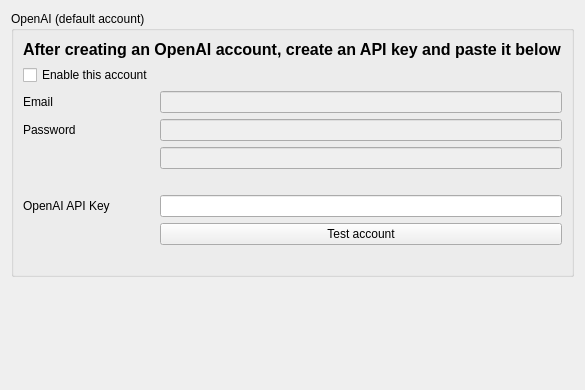
The window that galacteek/ui/forms/settings_ai.ui (pinnaculum/galacteek) describes before a commit, drawn with Qt 5.
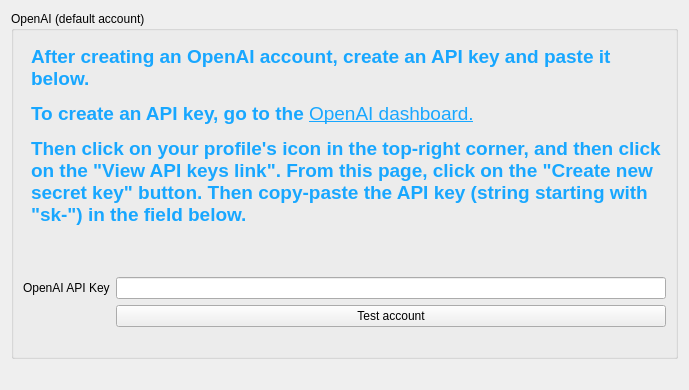
The same window after the commit.

What changed in the file:
```diff
--- a/galacteek/ui/forms/settings_ai.ui
+++ b/galacteek/ui/forms/settings_ai.ui
@@ -6,7 +6,7 @@
    <rect>
     <x>0</x>
     <y>0</y>
-    <width>554</width>
+    <width>689</width>
     <height>390</height>
    </rect>
   </property>
@@ -24,28 +24,7 @@
        <layout class="QGridLayout" name="gridLayout_2">
         <item row="1" column="0">
          <layout class="QGridLayout" name="gridLayout">
-          <item row="3" column="0">
-           <widget class="QLabel" name="label_4">
-            <property name="text">
-             <string/>
-            </property>
-           </widget>
-          </item>
-          <item row="0" column="0">
-           <widget class="QCheckBox" name="checkBox">
-            <property name="text">
-             <string>Enable this account</string>
-            </property>
-           </widget>
-          </item>
-          <item row="2" column="1">
-           <widget class="QLineEdit" name="openaiPassword">
-            <property name="enabled">
-             <bool>false</bool>
-            </property>
-           </widget>
-          </item>
-          <item row="4" column="1">
+          <item row="1" column="1">
            <spacer name="verticalSpacer_2">
             <property name="orientation">
              <enum>Qt::Vertical</enum>
@@ -58,10 +37,24 @@
             </property>
            </spacer>
           </item>
-          <item row="5" column="1">
+          <item row="4" column="1">
+           <widget class="QLabel" name="testAccountResult">
+            <property name="text">
+             <string/>
+            </property>
+           </widget>
+          </item>
+          <item row="2" column="1">
            <widget class="QLineEdit" name="openaiApiKey"/>
           </item>
-          <item row="5" column="0">
+          <item row="3" column="1">
+           <widget class="QPushButton" name="testAccountButton">
+            <property name="text">
+             <string>Test account</string>
+            </property>
+           </widget>
+          </item>
+          <item row="2" column="0">
            <widget class="QLabel" name="label">
             <property name="toolTip">
              <string>&lt;html&gt;&lt;head/&gt;&lt;body&gt;&lt;p&gt;OpenAPI API key&lt;/p&gt;&lt;p&gt;https://beta.openai.com/account/api-keys&lt;/p&gt;&lt;/body&gt;&lt;/html&gt;</string>
@@ -71,43 +64,8 @@
             </property>
            </widget>
           </item>
-          <item row="6" column="1">
-           <widget class="QPushButton" name="testAccountButton">
-            <property name="text">
-             <string>Test account</string>
-            </property>
-           </widget>
-          </item>
-          <item row="2" column="0">
-           <widget class="QLabel" name="label_3">
-            <property name="text">
-             <string>Password</string>
-            </property>
-           </widget>
-          </item>
-          <item row="1" column="0">
-           <widget class="QLabel" name="label_2">
-            <property name="text">
-             <string>Email</string>
-            </property>
-           </widget>
-          </item>
-          <item row="3" column="1">
-           <widget class="QLineEdit" name="lineEdit_3">
-            <property name="enabled">
-             <bool>false</bool>
-            </property>
-           </widget>
-          </item>
-          <item row="1" column="1">
-           <widget class="QLineEdit" name="lineEdit">
-            <property name="enabled">
-             <bool>false</bool>
-            </property>
-           </widget>
-          </item>
-          <item row="7" column="1">
-           <widget class="QLabel" name="testAccountResult">
+          <item row="0" column="0">
+           <widget class="QLabel" name="label_4">
             <property name="text">
              <string/>
             </property>
@@ -115,10 +73,24 @@
           </item>
          </layout>
         </item>
-        <item row="0" column="0" alignment="Qt::AlignHCenter">
+        <item row="0" column="0">
          <widget class="QLabel" name="label_5">
+          <property name="styleSheet">
+           <string notr="true">QLabel {
+   margin: 5px;
+}</string>
+          </property>
           <property name="text">
-           <string>&lt;html&gt;&lt;head/&gt;&lt;body&gt;&lt;p&gt;&lt;span style=&quot; font-size:12pt; font-weight:600;&quot;&gt;After creating an OpenAI account, create an API key and paste it below&lt;/span&gt;&lt;/p&gt;&lt;/body&gt;&lt;/html&gt;</string>
+           <string>&lt;!DOCTYPE HTML PUBLIC &quot;-//W3C//DTD HTML 4.0//EN&quot; &quot;http://www.w3.org/TR/REC-html40/strict.dtd&quot;&gt;
+&lt;html&gt;&lt;head&gt;&lt;meta name=&quot;qrichtext&quot; content=&quot;1&quot; /&gt;&lt;style type=&quot;text/css&quot;&gt;
+p, li { white-space: pre-wrap; }
+&lt;/style&gt;&lt;/head&gt;&lt;body style=&quot; font-family:'Sans Serif'; font-size:9pt; font-weight:400; font-style:normal;&quot;&gt;
+&lt;p style=&quot; margin-top:12px; margin-bottom:12px; margin-left:0px; margin-right:0px; -qt-block-indent:0; text-indent:0px;&quot;&gt;&lt;span style=&quot; font-size:14pt; font-weight:600; color:#18a7ff;&quot;&gt;After creating an OpenAI account, create an API key and paste it below.&lt;/span&gt;&lt;/p&gt;
+&lt;p style=&quot; margin-top:12px; margin-bottom:12px; margin-left:0px; margin-right:0px; -qt-block-indent:0; text-indent:0px;&quot;&gt;&lt;span style=&quot; font-size:14pt; font-weight:600; color:#18a7ff;&quot;&gt;To create an API key, go to the &lt;/span&gt;&lt;a href=&quot;https://platform.openai.com/overview&quot;&gt;&lt;span style=&quot; font-size:14pt; text-decoration: underline; color:#18a7ff;&quot;&gt;OpenAI dashboard.&lt;/span&gt;&lt;/a&gt;&lt;/p&gt;
+&lt;p style=&quot; margin-top:12px; margin-bottom:12px; margin-left:0px; margin-right:0px; -qt-block-indent:0; text-indent:0px;&quot;&gt;&lt;span style=&quot; font-size:14pt; font-weight:600; color:#18a7ff;&quot;&gt;Then click on your profile's icon in the top-right corner, and then click on the &amp;quot;View API keys link&amp;quot;. From this page, click on the &amp;quot;Create new secret key&amp;quot; button. Then copy-paste the API key (string starting with &amp;quot;sk-&amp;quot;) in the field below.&lt;/span&gt;&lt;/p&gt;&lt;/body&gt;&lt;/html&gt;</string>
+          </property>
+          <property name="wordWrap">
+           <bool>true</bool>
           </property>
          </widget>
         </item>
```
